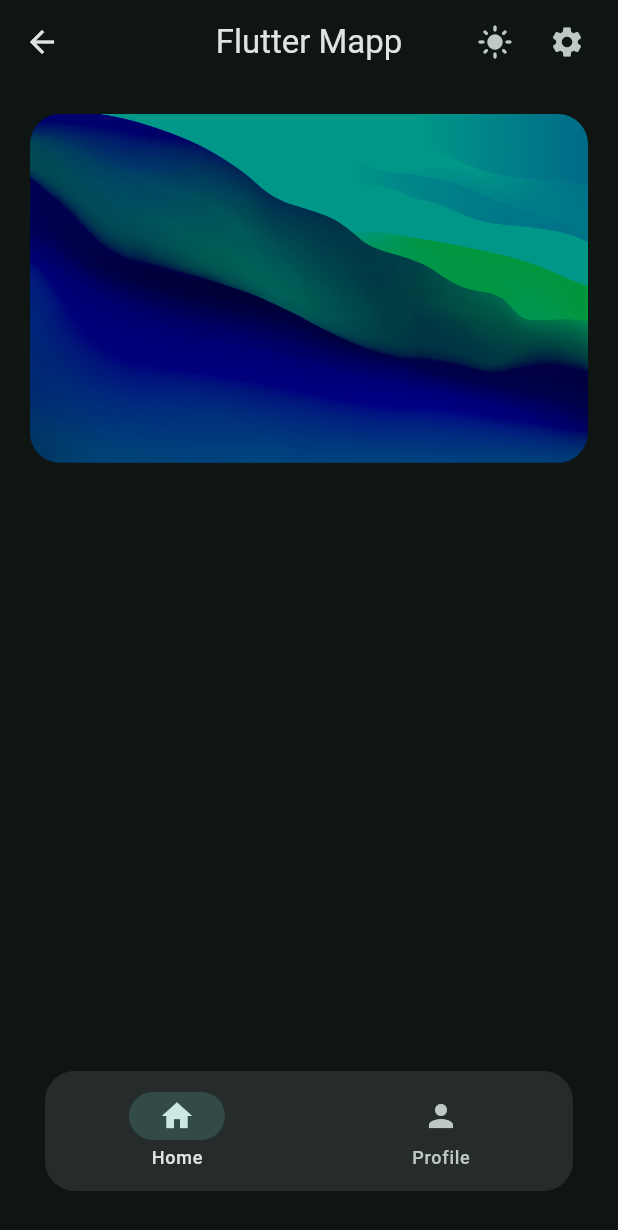
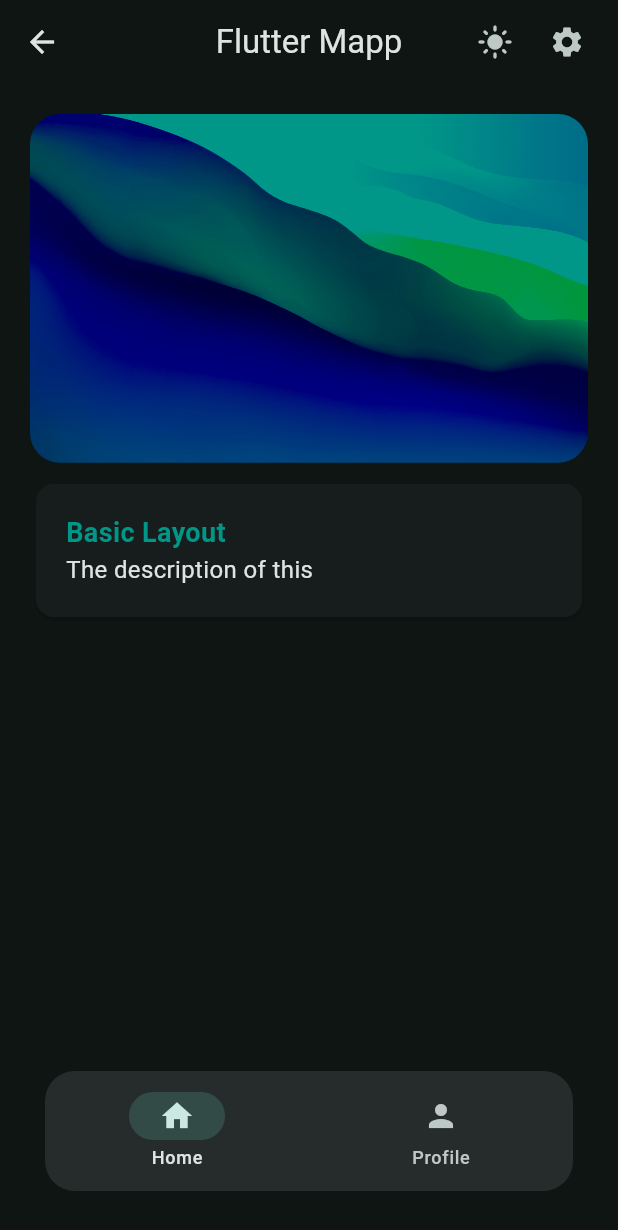
Before and after one commit to xCHLOMIx/FlutterAPP, a Flutter app: the WidgetTree screen opened directly, on a phone screen of 412 x 824 dp. Shown: the top 1230 px of the screen. Run offline on Flutter 3.47's test engine with Material 3 defaults, Android fonts, the phone set to English and light mode, and no system bars.

Commit message:
Progress made

```diff
--- /dev/null
+++ b/lib/data/constants.dart
@@ -0,0 +1,13 @@
+import 'package:flutter/material.dart';
+
+class KTestStyle {
+  static const TextStyle titleTealText = TextStyle(
+    fontSize: 18.0,
+    color: Colors.teal,
+    fontWeight: FontWeight.bold,
+  );
+
+  static const TextStyle desciptionText = TextStyle(
+    fontSize: 16.0,
+  );
+}
--- a/lib/views/pages/home_page.dart
+++ b/lib/views/pages/home_page.dart
@@ -1,4 +1,5 @@
 import 'package:flutter/material.dart';
+import 'package:flutter_app/data/constants.dart';
 import 'package:flutter_app/widgets/hero_widget.dart';
 
 class HomePage extends StatelessWidget {
@@ -6,10 +7,34 @@ class HomePage extends StatelessWidget {
 
   @override
   Widget build(BuildContext context) {
-    return const Padding(
-      padding: EdgeInsets.all(20.0),
+    return Padding(
+      padding: const EdgeInsets.all(20.0),
       child: Column(
-        children: [HeroWidget()],
+        children: [
+          const HeroWidget(),
+          Padding(
+            padding: const EdgeInsets.symmetric(vertical: 10.0),
+            child: Card(
+              child: Container(
+                padding: const EdgeInsets.all(20.0),
+                width: double.infinity,
+                child: const Column(
+                  crossAxisAlignment: CrossAxisAlignment.start,
+                  children: [
+                    Text(
+                      "Basic Layout",
+                      style: KTestStyle.titleTealText,
+                    ),
+                    Text(
+                      "The description of this",
+                      style: KTestStyle.desciptionText,
+                    ),
+                  ],
+                ),
+              ),
+            ),
+          )
+        ],
       ),
     );
   }
```
